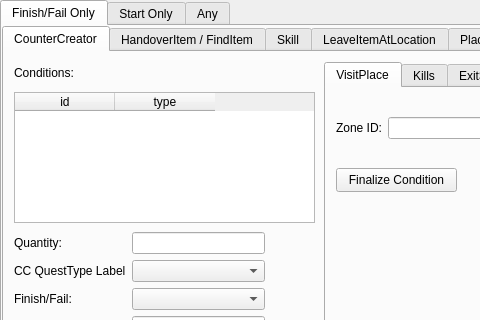
First picture: the form in src/modules/gui/ui/gui_tasks.ui, repository ThePi1/SPT-Trader-Builder, before the edit; both pictures show x 0 to 480 and y 0 to 320 of the 1469 by 730 pixel window.
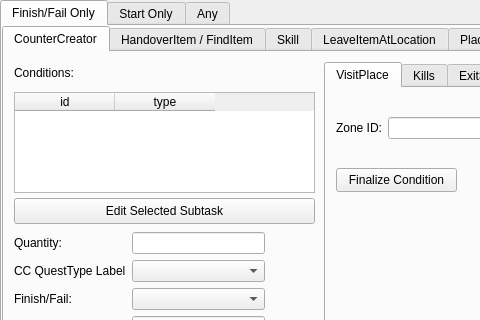
Second picture: the form after the edit.

Commit message: Edit a Counter's sub-conditions in the Task Builder

```diff
--- a/src/modules/gui/ui/gui_tasks.ui
+++ b/src/modules/gui/ui/gui_tasks.ui
@@ -2104,7 +2104,7 @@
           <x>10</x>
           <y>40</y>
           <width>301</width>
-          <height>131</height>
+          <height>101</height>
          </rect>
         </property>
         <property name="selectionBehavior">
@@ -2121,6 +2121,19 @@
          </property>
         </column>
        </widget>
+       <widget class="QPushButton" name="pb_edit_cc">
+        <property name="geometry">
+         <rect>
+          <x>10</x>
+          <y>146</y>
+          <width>301</width>
+          <height>26</height>
+         </rect>
+        </property>
+        <property name="text">
+         <string>Edit Selected Subtask</string>
+        </property>
+       </widget>
       </widget>
       <widget class="QWidget" name="tab_handover_item">
        <attribute name="title">
```
Left out of the diff: 3 changed lines with no effect on the pictures. The commit also changes 4 other files.
